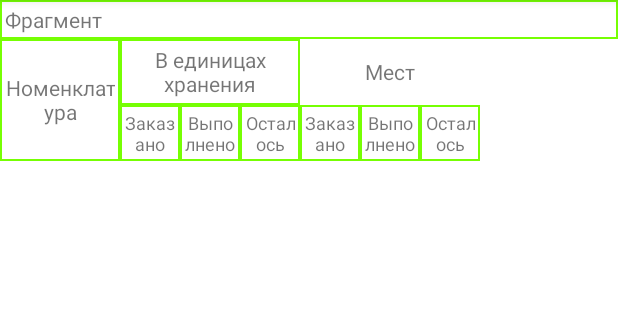
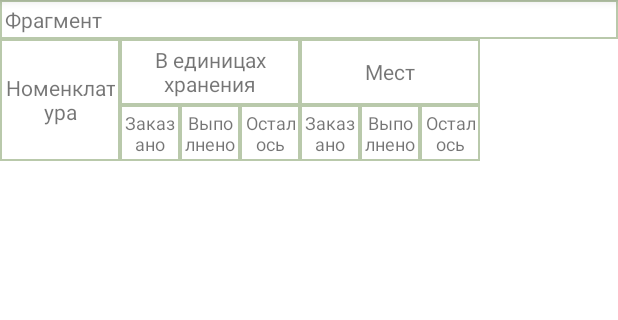
Before and after one commit to AsyaT/ZebraScanner, an Android app: the fragment ProgressOrderFragment shown on its own in the app's theme, on a phone screen of 412 x 824 dp, the part 84-404 px from its top. Run offline under Robolectric (Android 15) with nearby library versions, the phone set to English and light mode, and no system bars; 4 statements that could not run were skipped.

Commit message:
format table at progress fragment

```diff
--- a/app/src/main/java/ru/zferma/zebrascanner/ProgressOrderFragment.java
+++ b/app/src/main/java/ru/zferma/zebrascanner/ProgressOrderFragment.java
@@ -65,6 +65,7 @@ public class ProgressOrderFragment extends Fragment {
 
                 LinearLayout linearLayoutKilos = new LinearLayout(getActivity());
                 linearLayoutKilos.setOrientation(LinearLayout.HORIZONTAL);
+                linearLayoutKilos.setLayoutParams(new TableRow.LayoutParams(TableRow.LayoutParams.MATCH_PARENT,TableRow.LayoutParams.MATCH_PARENT));
 
                 TextView txtOrderd = new TextView(getActivity());
                 txtOrderd.setLayoutParams(new TableRow.LayoutParams(60, TableRow.LayoutParams.MATCH_PARENT));
@@ -92,6 +93,7 @@ public class ProgressOrderFragment extends Fragment {
 
                 LinearLayout linearLayoutItems = new LinearLayout(getActivity());
                 linearLayoutItems.setOrientation(LinearLayout.HORIZONTAL);
+                linearLayoutItems.setLayoutParams(new TableRow.LayoutParams(TableRow.LayoutParams.MATCH_PARENT,TableRow.LayoutParams.MATCH_PARENT));
 
                 TextView txtOrderedPieces = new TextView(getActivity());
                 txtOrderedPieces.setLayoutParams(new TableRow.LayoutParams(60, TableRow.LayoutParams.MATCH_PARENT));
--- a/app/src/main/res/drawable/textviewborder.xml
+++ b/app/src/main/res/drawable/textviewborder.xml
@@ -1,5 +1,5 @@
 <?xml version="1.0" encoding="utf-8"?>
     <shape xmlns:android="http://schemas.android.com/apk/res/android" android:shape="rectangle" >
         <solid android:color="@android:color/white" />
-        <stroke android:width="1dip" android:color="#76FF03"/>
+        <stroke android:width="1dip" android:color="#B9C9AB"/>
     </shape>
--- a/app/src/main/res/layout/fragment_progress_order.xml
+++ b/app/src/main/res/layout/fragment_progress_order.xml
@@ -99,6 +99,7 @@
                             android:id="@+id/txtHeaderTitleItems"
                             android:layout_width="match_parent"
                             android:layout_height="44dp"
+                            android:background="@drawable/textviewborder"
                             android:gravity="center"
                             android:padding="3dp"
                             android:text="Мест" />
```
